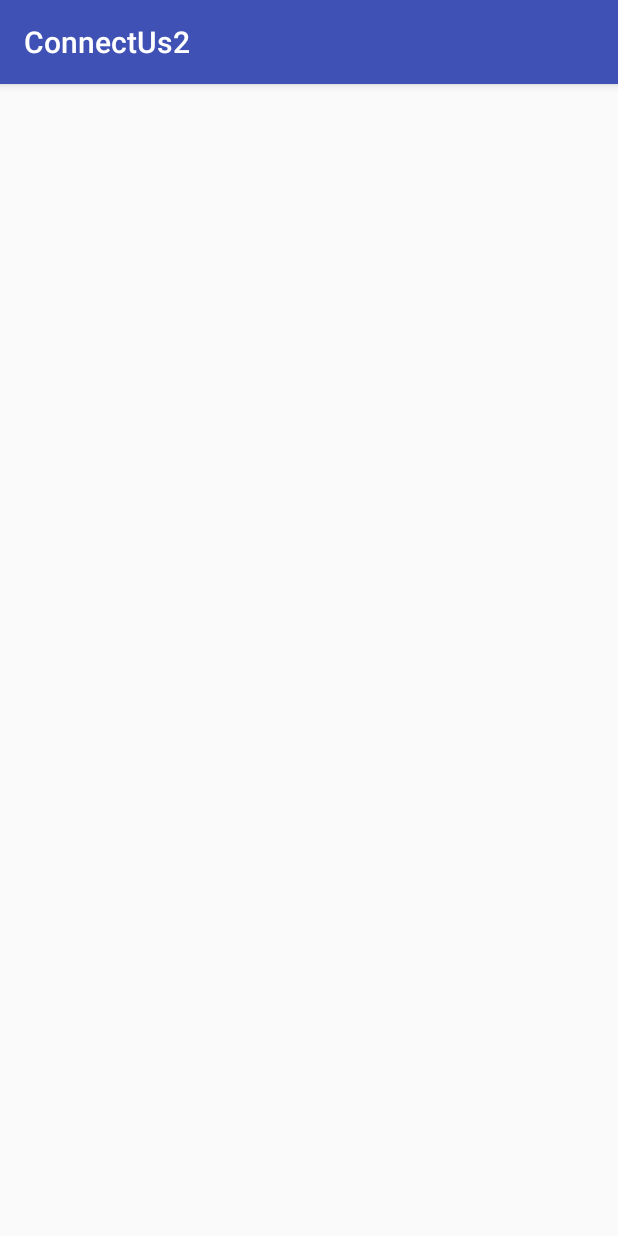
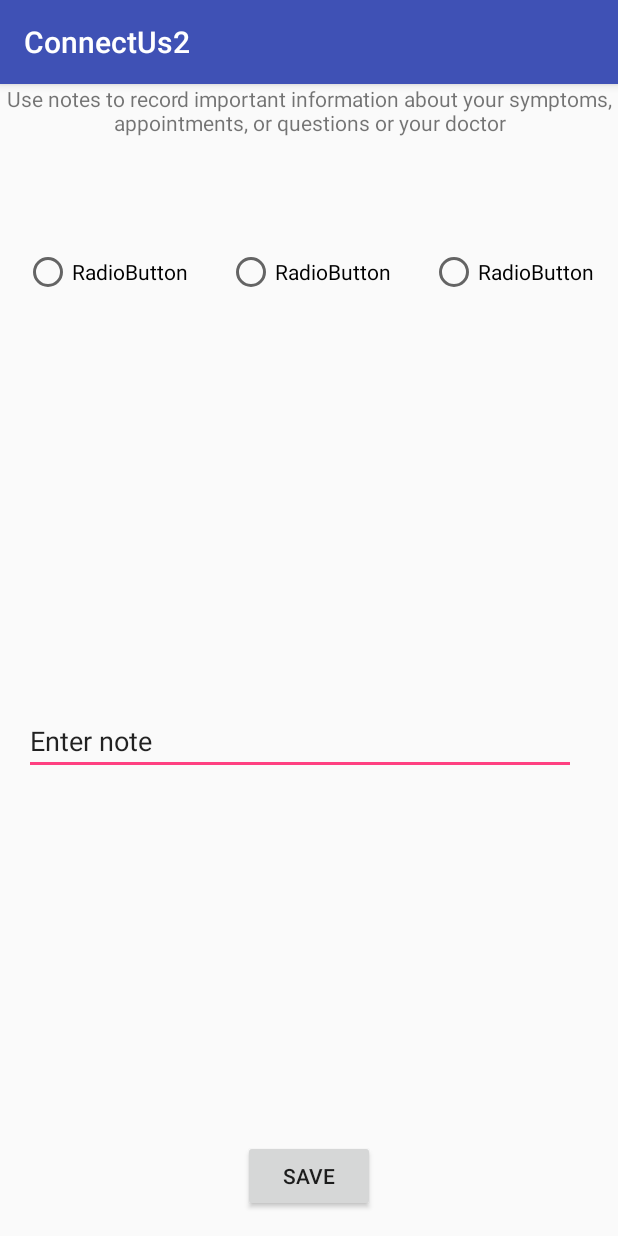
Before and after one commit to winnk/ConnectUs-Android, an Android app: the NotesActivity screen opened directly, with no data from a screen before it, on a phone screen of 412 x 824 dp. Run offline under Robolectric (Android 15) with nearby library versions, the phone set to English and light mode, and no system bars.

Commit message:
adds notes layout with button and note form

```diff
--- a/app/src/main/res/layout/activity_notes.xml
+++ b/app/src/main/res/layout/activity_notes.xml
@@ -7,4 +7,83 @@
     android:layout_height="match_parent"
     tools:context="com.example.kaya.connectus2.NotesActivity">
 
+    <TextView
+        android:id="@+id/textView3"
+        android:layout_width="wrap_content"
+        android:layout_height="wrap_content"
+        android:text="Use notes to record important information about your symptoms, appointments, or questions or your doctor"
+        android:textAlignment="center"
+        tools:layout_editor_absoluteY="42dp"
+        tools:layout_editor_absoluteX="0dp"/>
+
+
+    <EditText
+        android:id="@+id/editText2"
+        android:layout_width="368dp"
+        android:layout_height="wrap_content"
+        android:layout_marginBottom="307dp"
+        android:layout_marginLeft="16dp"
+        android:layout_marginStart="16dp"
+        android:ems="10"
+        android:inputType="textPersonName"
+        android:text="Enter note"
+        app:layout_constraintBottom_toBottomOf="parent"
+        app:layout_constraintLeft_toLeftOf="parent"
+        app:layout_constraintTop_toTopOf="parent"
+        android:layout_marginTop="8dp"
+        app:layout_constraintVertical_bias="1.0"/>
+
+    <Button
+        android:id="@+id/saveNoteButton"
+        android:layout_width="wrap_content"
+        android:layout_height="wrap_content"
+        android:layout_marginBottom="16dp"
+        android:text="Save"
+        app:layout_constraintBottom_toBottomOf="parent"
+        app:layout_constraintLeft_toLeftOf="parent"
+        app:layout_constraintRight_toRightOf="parent"/>
+
+    <RadioButton
+        android:id="@+id/radioButton"
+        android:layout_width="wrap_content"
+        android:layout_height="wrap_content"
+        android:layout_marginLeft="16dp"
+        android:text="RadioButton"
+        app:layout_constraintLeft_toLeftOf="parent"
+        app:layout_constraintTop_toTopOf="parent"
+        android:layout_marginTop="109dp"
+        android:layout_marginStart="16dp"
+        android:layout_marginEnd="8dp"
+        app:layout_constraintBottom_toBottomOf="parent"
+        android:layout_marginBottom="8dp"
+        app:layout_constraintVertical_bias="0.0"/>
+
+    <RadioButton
+        android:id="@+id/radioButton3"
+        android:layout_width="wrap_content"
+        android:layout_height="wrap_content"
+        android:text="RadioButton"
+        android:layout_marginRight="7dp"
+        app:layout_constraintRight_toRightOf="parent"
+        android:layout_marginEnd="16dp"
+        app:layout_constraintTop_toTopOf="parent"
+        android:layout_marginTop="109dp"
+        app:layout_constraintBottom_toBottomOf="parent"
+        android:layout_marginBottom="8dp"
+        app:layout_constraintVertical_bias="0.0"/>
+
+    <RadioButton
+        android:id="@+id/radioButton4"
+        android:layout_width="wrap_content"
+        android:layout_height="32dp"
+        android:text="RadioButton"
+        app:layout_constraintLeft_toLeftOf="parent"
+        app:layout_constraintRight_toRightOf="parent"
+        app:layout_constraintHorizontal_bias="0.501"
+        app:layout_constraintTop_toTopOf="parent"
+        android:layout_marginTop="109dp"
+        app:layout_constraintBottom_toBottomOf="parent"
+        android:layout_marginBottom="8dp"
+        app:layout_constraintVertical_bias="0.0"/>
+
 </android.support.constraint.ConstraintLayout>
```
